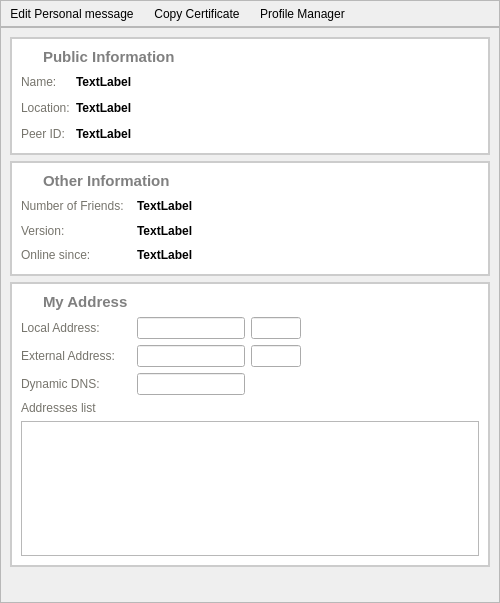
The window that retroshare-gui/src/gui/profile/ProfileWidget.ui (RetroShare/RetroShare) describes before a commit, drawn with Qt 5.
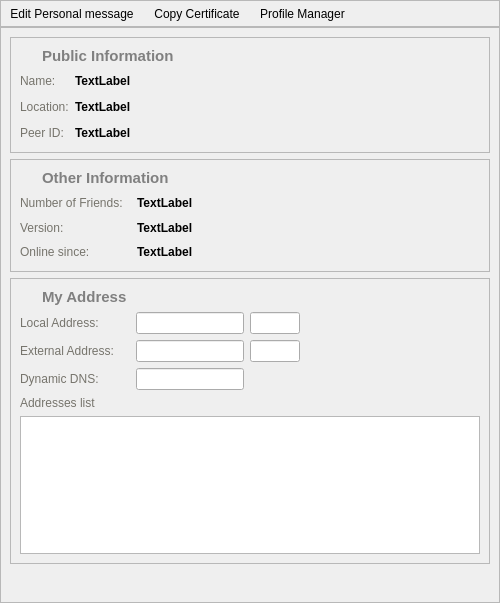
The same window after the commit. Icons and pictures are not drawn.

What changed in the file:
```diff
--- a/retroshare-gui/src/gui/profile/ProfileWidget.ui
+++ b/retroshare-gui/src/gui/profile/ProfileWidget.ui
@@ -127,12 +127,9 @@
       </property>
       <layout class="QGridLayout" name="gridLayout_5">
        <item row="0" column="0">
-        <widget class="QFrame" name="frame_2">
-         <property name="styleSheet">
-          <string notr="true">QFrame#frame_2{
-background-color: white;
-
-border: 2px solid #CCCCCC;}</string>
+        <widget class="QFrame" name="frame_1">
+         <property name="frameShape">
+          <enum>QFrame::StyledPanel</enum>
          </property>
          <layout class="QGridLayout" name="gridLayout_4">
           <item row="0" column="0" colspan="3">
@@ -417,12 +414,9 @@
         </widget>
        </item>
        <item row="1" column="0">
-        <widget class="QFrame" name="frame_3">
-         <property name="styleSheet">
-          <string notr="true">QFrame#frame_3{
-background-color: white;
-
-border: 2px solid #CCCCCC;}</string>
+        <widget class="QFrame" name="frame_2">
+         <property name="frameShape">
+          <enum>QFrame::StyledPanel</enum>
          </property>
          <layout class="QGridLayout" name="gridLayout_6">
           <item row="0" column="0" colspan="4">
@@ -710,12 +704,9 @@
         </widget>
        </item>
        <item row="2" column="0">
-        <widget class="QFrame" name="frame_4">
-         <property name="styleSheet">
-          <string notr="true">QFrame#frame_4{
-background-color: white;
-
-border: 2px solid #CCCCCC;}</string>
+        <widget class="QFrame" name="frame_3">
+         <property name="frameShape">
+          <enum>QFrame::StyledPanel</enum>
          </property>
          <layout class="QVBoxLayout" name="verticalLayout_2">
           <item>
```
Left out of the diff: 2 changed lines with no effect on the pictures.
